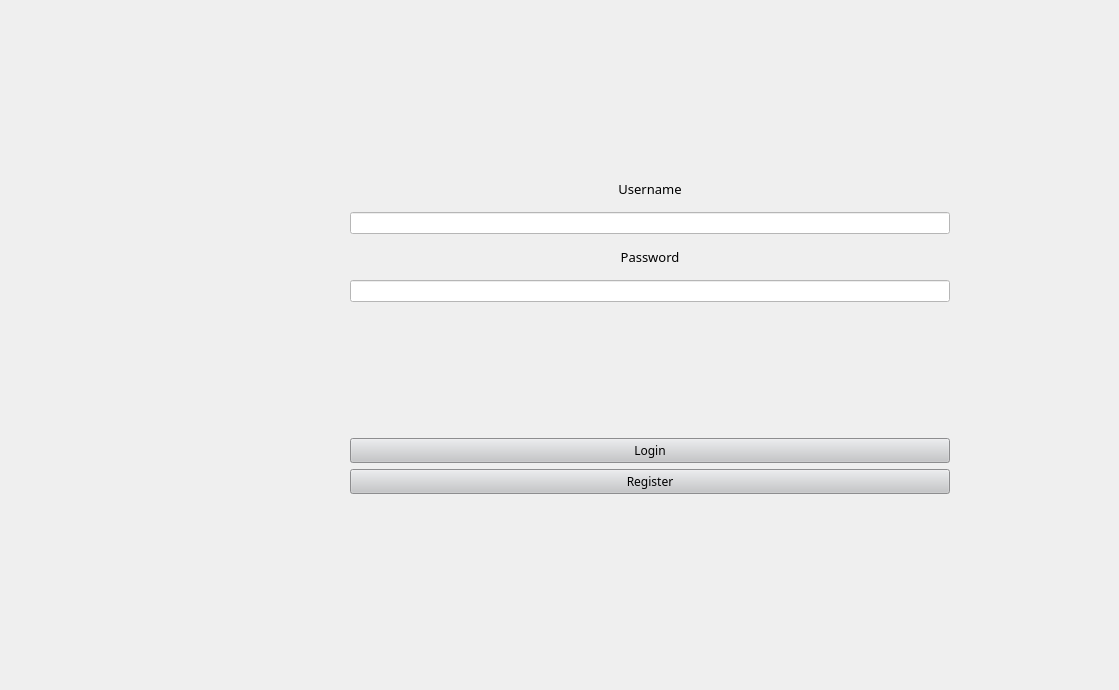
Old version of the form Biblioteca/UserApp/Login.ui in the repository EchipaSMC/Biblioteca.
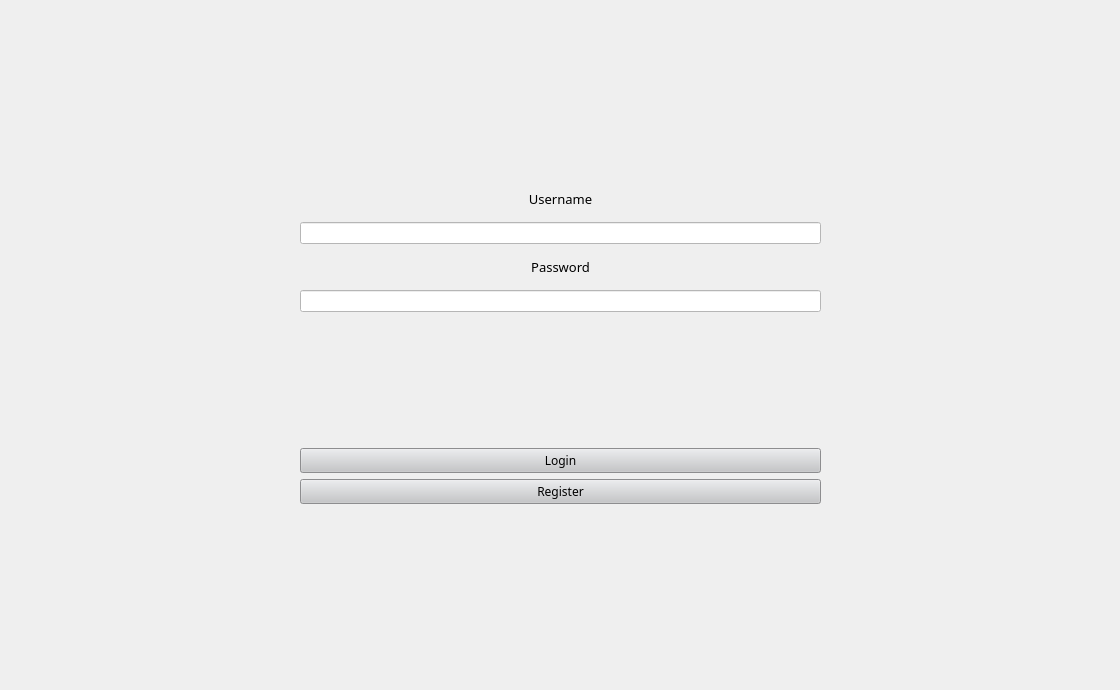
New version of the form.

What changed in the file:
```diff
--- a/Biblioteca/UserApp/Login.ui
+++ b/Biblioteca/UserApp/Login.ui
@@ -6,7 +6,7 @@
    <rect>
     <x>0</x>
     <y>0</y>
-    <width>1119</width>
+    <width>1120</width>
     <height>690</height>
    </rect>
   </property>
@@ -17,17 +17,17 @@
    <property name="geometry">
     <rect>
      <x>0</x>
-     <y>160</y>
-     <width>1300</width>
+     <y>170</y>
+     <width>1121</width>
      <height>375</height>
     </rect>
    </property>
    <layout class="QVBoxLayout" name="verticalLayout">
     <property name="leftMargin">
-     <number>350</number>
+     <number>300</number>
     </property>
     <property name="rightMargin">
-     <number>350</number>
+     <number>300</number>
     </property>
     <item>
      <widget class="QLabel" name="label">
```
